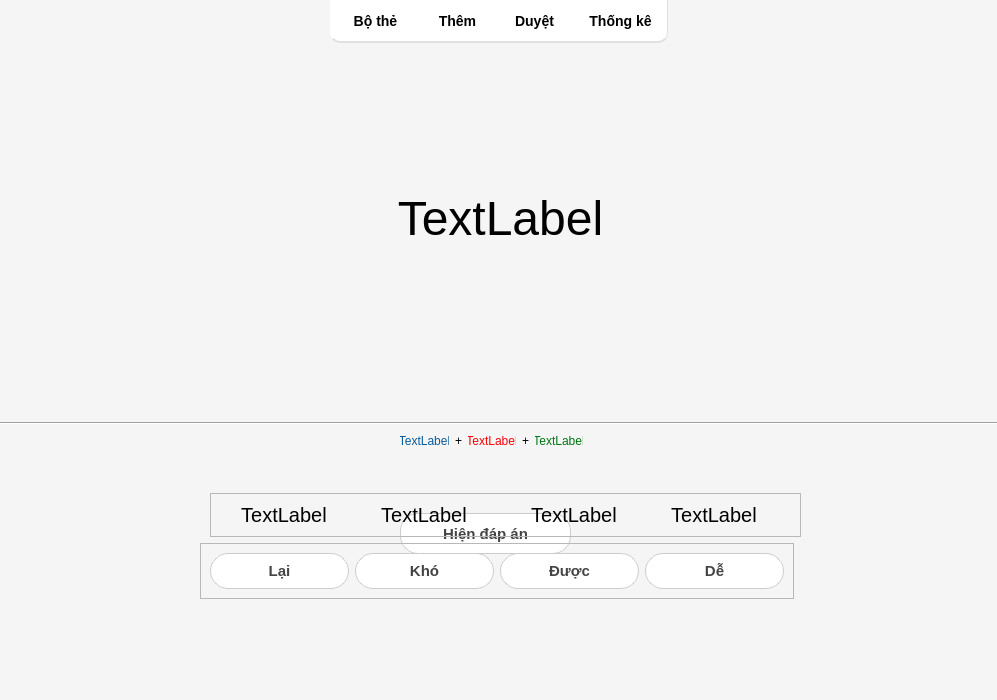
This is item_bo_the.ui in buihungson/hungson as Qt 5 draws it before an edit. The edited form follows.
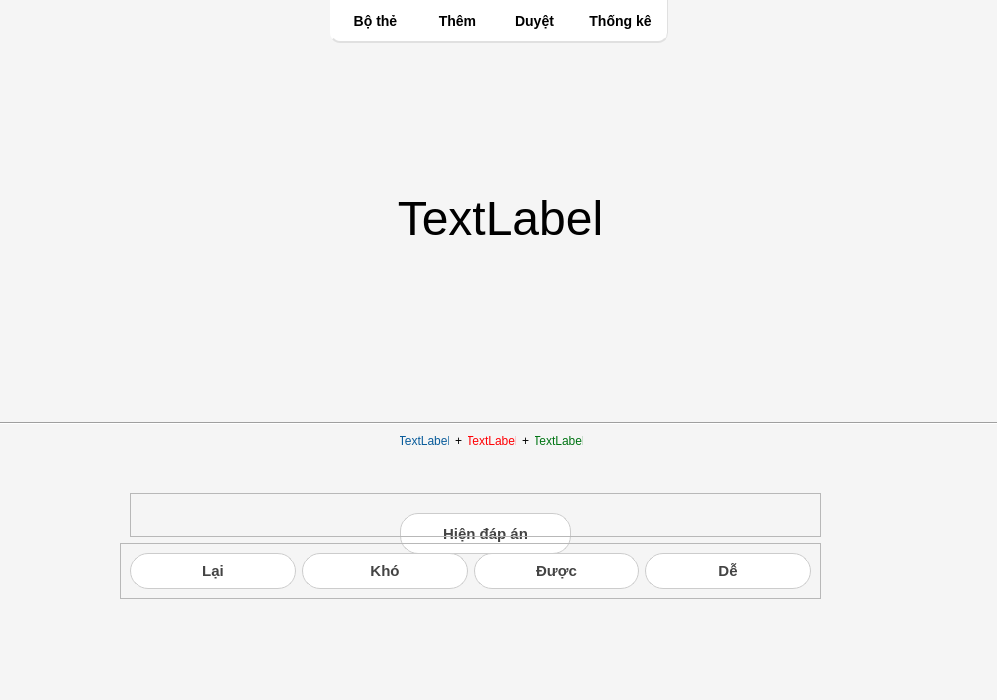
This is the edited form. The open tabs and pages were chosen to show the change.

The edit to the form file:
```diff
--- a/item_bo_the.ui
+++ b/item_bo_the.ui
@@ -636,9 +636,9 @@
       <widget class="QWidget" name="frame_DanhGia" native="true">
        <property name="geometry">
         <rect>
-         <x>180</x>
+         <x>100</x>
          <y>430</y>
-         <width>631</width>
+         <width>721</width>
          <height>111</height>
         </rect>
        </property>
@@ -647,7 +647,7 @@
          <rect>
           <x>30</x>
           <y>0</y>
-          <width>591</width>
+          <width>691</width>
           <height>44</height>
          </rect>
         </property>
@@ -657,97 +657,13 @@
         <property name="frameShadow">
          <enum>QFrame::Raised</enum>
         </property>
-        <widget class="QLabel" name="nhohon1">
-         <property name="geometry">
-          <rect>
-           <x>30</x>
-           <y>10</y>
-           <width>88</width>
-           <height>24</height>
-          </rect>
-         </property>
-         <property name="font">
-          <font>
-           <pointsize>15</pointsize>
-          </font>
-         </property>
-         <property name="text">
-          <string>TextLabel</string>
-         </property>
-         <property name="alignment">
-          <set>Qt::AlignCenter</set>
-         </property>
-        </widget>
-        <widget class="QLabel" name="nhohon10">
-         <property name="geometry">
-          <rect>
-           <x>170</x>
-           <y>10</y>
-           <width>88</width>
-           <height>24</height>
-          </rect>
-         </property>
-         <property name="font">
-          <font>
-           <pointsize>15</pointsize>
-          </font>
-         </property>
-         <property name="text">
-          <string>TextLabel</string>
-         </property>
-         <property name="alignment">
-          <set>Qt::AlignCenter</set>
-         </property>
-        </widget>
-        <widget class="QLabel" name="ngay1">
-         <property name="geometry">
-          <rect>
-           <x>320</x>
-           <y>10</y>
-           <width>88</width>
-           <height>24</height>
-          </rect>
-         </property>
-         <property name="font">
-          <font>
-           <pointsize>15</pointsize>
-          </font>
-         </property>
-         <property name="text">
-          <string>TextLabel</string>
-         </property>
-         <property name="alignment">
-          <set>Qt::AlignCenter</set>
-         </property>
-        </widget>
-        <widget class="QLabel" name="ngay3">
-         <property name="geometry">
-          <rect>
-           <x>460</x>
-           <y>10</y>
-           <width>88</width>
-           <height>24</height>
-          </rect>
-         </property>
-         <property name="font">
-          <font>
-           <pointsize>15</pointsize>
-          </font>
-         </property>
-         <property name="text">
-          <string>TextLabel</string>
-         </property>
-         <property name="alignment">
-          <set>Qt::AlignCenter</set>
-         </property>
-        </widget>
        </widget>
        <widget class="QFrame" name="frame_4">
         <property name="geometry">
          <rect>
           <x>20</x>
           <y>50</y>
-          <width>594</width>
+          <width>701</width>
           <height>56</height>
          </rect>
         </property>
```
Left out of the diff: 2 changed lines with no effect on the pictures.
